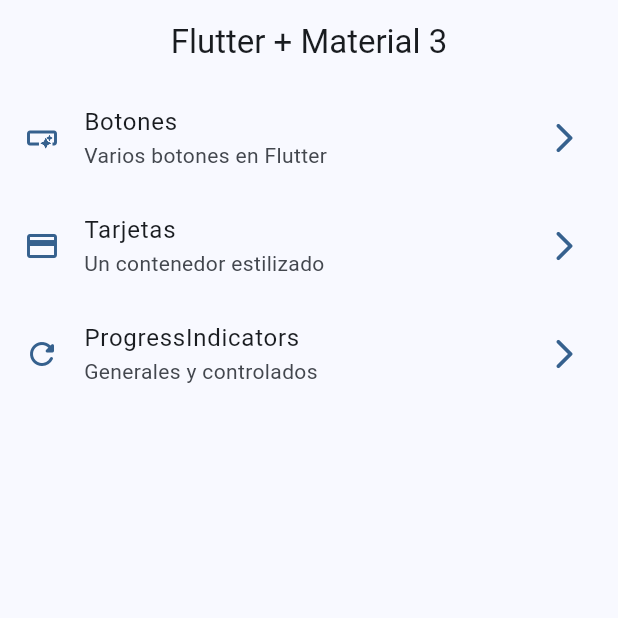
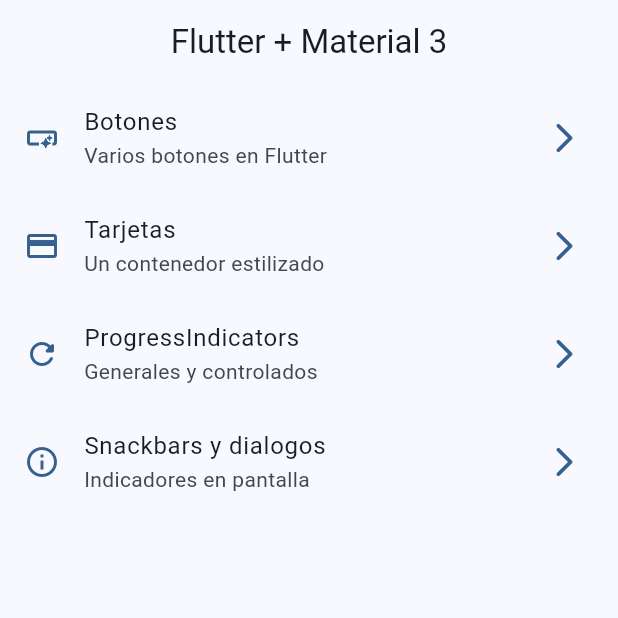
Before and after one commit to psuar92/widgets_app, a Flutter app: the screen it shows after launch, on a phone screen of 412 x 824 dp, the top half of it. Run offline on Flutter 3.47's test engine with Material 3 defaults, Android fonts, the phone set to English and light mode, and no system bars; our stand-ins replace go_router.

Commit message:
snackbars and dialogs finished

```diff
--- a/lib/config/menu/menu_items.dart
+++ b/lib/config/menu/menu_items.dart
@@ -33,4 +33,10 @@ const appMenuItems = <MenuItem>[
     link: '/progress',
     icon: Icons.refresh_rounded,
   ),
+  MenuItem(
+    title: 'Snackbars y dialogos',
+    subTitle: 'Indicadores en pantalla',
+    link: '/snackbar',
+    icon: Icons.info_outline,
+  ),
 ];
--- a/lib/config/router/app_router.dart
+++ b/lib/config/router/app_router.dart
@@ -24,5 +24,10 @@ final appRouter = GoRouter(
       name: ProgressScreen.name,
       builder: (context, state) => const ProgressScreen(),
     ),
+    GoRoute(
+      path: '/snackbar',
+      name: SnackbarScreen.name,
+      builder: (context, state) => const SnackbarScreen(),
+    ),
   ],
 );
--- a/lib/main.dart
+++ b/lib/main.dart
@@ -12,6 +12,7 @@ class MainApp extends StatelessWidget {
   @override
   Widget build(BuildContext context) {
     return MaterialApp.router(
+      title: 'Flutter Widgets',
       routerConfig: appRouter,
       debugShowCheckedModeBanner: false,
       theme: AppTheme(selectedColor: 0).getTheme(),
```
Also changed, not shown: lib/presentation/screens/snackbar/snackbar_screen.dart (+68 -1 lines).
